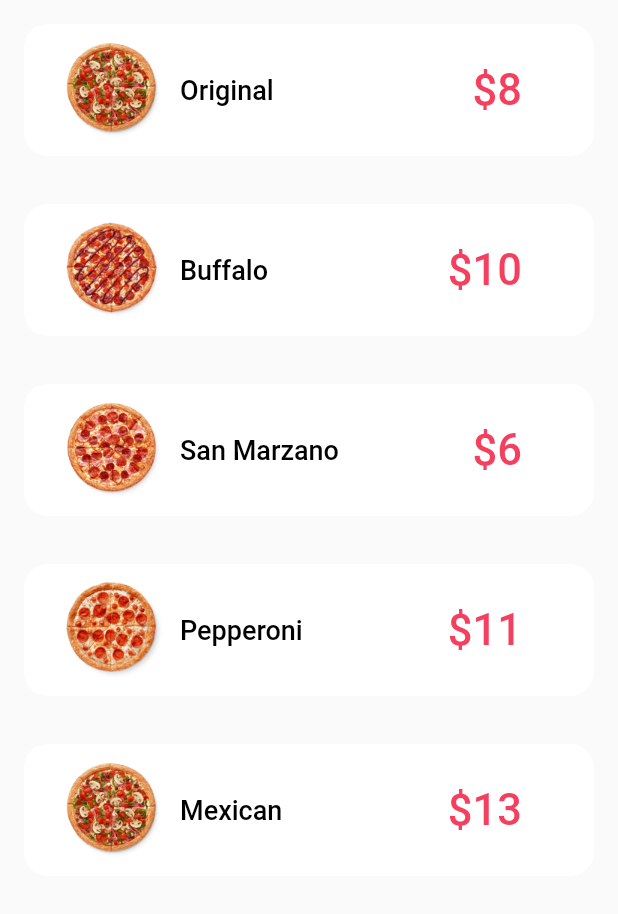
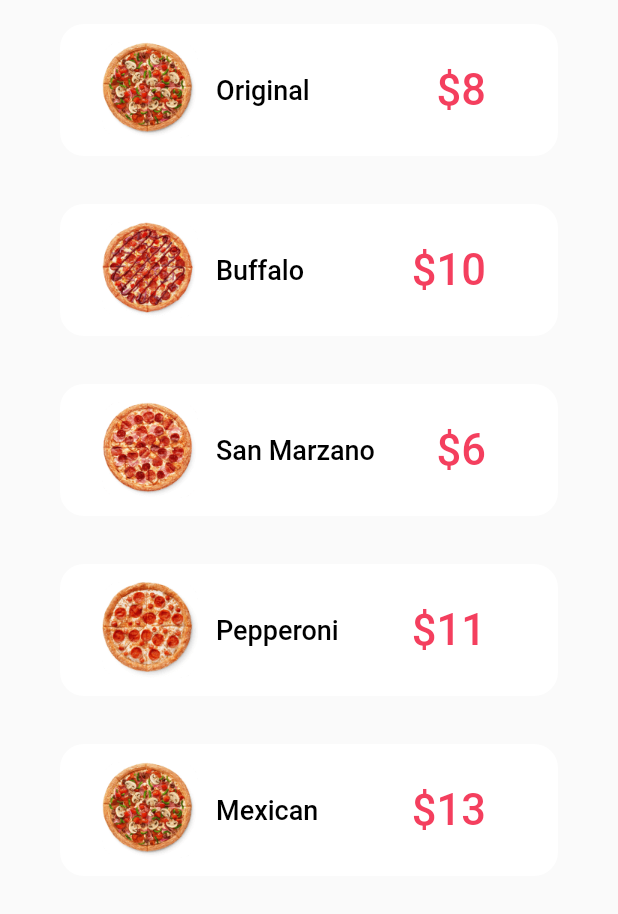
Before and after one commit to 1ldanlik/pizza-market-bloc, a Flutter app: the screen it shows after launch, on a phone screen of 412 x 824 dp, the part 84-998 px from its top. Run offline on Flutter 3.47's test engine with Material 2 defaults, Android fonts, the phone set to English and light mode, and no system bars; our stand-ins replace bloc, equatable, flutter_bloc.

Commit message:
added padding in main page of ListView

```diff
--- a/lib/screens/main_page.dart
+++ b/lib/screens/main_page.dart
@@ -31,7 +31,7 @@ class MainPage extends StatelessWidget {
               onPressed: () {},
               icon: ShaderMask(
                 blendMode: BlendMode.srcATop,
-                shaderCallback: (bounds) => LinearGradient(
+                shaderCallback: (bounds) => const LinearGradient(
                     begin: Alignment.topLeft,
                     end: Alignment.bottomRight,
                     colors: [Config.topIconColor, Config.topIconColor]
@@ -40,7 +40,9 @@ class MainPage extends StatelessWidget {
               )),
         ],
       ),
-      body: ListView(
+      body: Padding(
+        padding: const EdgeInsets.symmetric(horizontal: Config.padding * 1.5),
+        child: ListView(
               children: [
                 for (var pizza in listOfDifferPizza)
                   PizzaSelectCard(
@@ -50,6 +52,7 @@ class MainPage extends StatelessWidget {
                   ),
               ],
             ),
+      ),
     );
   }
 }
```
Lines whose indentation alone changed are shown as unchanged.
